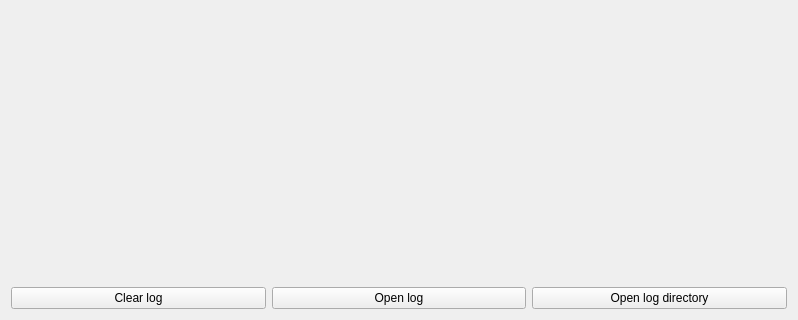
Qt form src/gui/src/tabs/log-tab.ui (Bionus/imgbrd-grabber) before a commit; both pictures show x 0 to 798 and y 211 to 531 of the 798 by 531 pixel window.
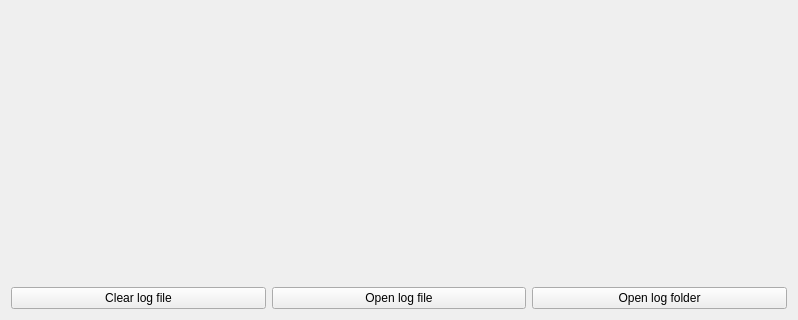
The same form after that commit. Icons and pictures are not drawn.

Diff of the .ui file:
```diff
--- a/src/gui/src/tabs/log-tab.ui
+++ b/src/gui/src/tabs/log-tab.ui
@@ -68,21 +68,21 @@
      <item>
       <widget class="QPushButton" name="buttonClear">
        <property name="text">
-        <string>Clear log</string>
+        <string>Clear log file</string>
        </property>
       </widget>
      </item>
      <item>
       <widget class="QPushButton" name="buttonOpen">
        <property name="text">
-        <string>Open log</string>
+        <string>Open log file</string>
        </property>
       </widget>
      </item>
      <item>
       <widget class="QPushButton" name="buttonOpenDir">
        <property name="text">
-        <string>Open log directory</string>
+        <string>Open log folder</string>
        </property>
       </widget>
      </item>
```
